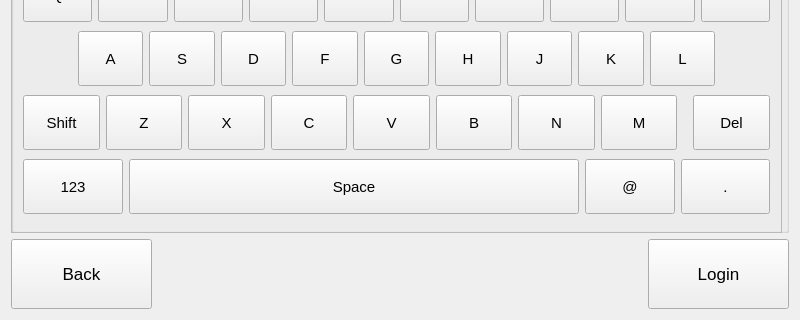
twschung/IoT-Smart-Scale, file v3/qt/textInput/textInput.ui: the form before one commit; both pictures show x 0 to 800 and y 160 to 480 of the 800 by 480 pixel window.
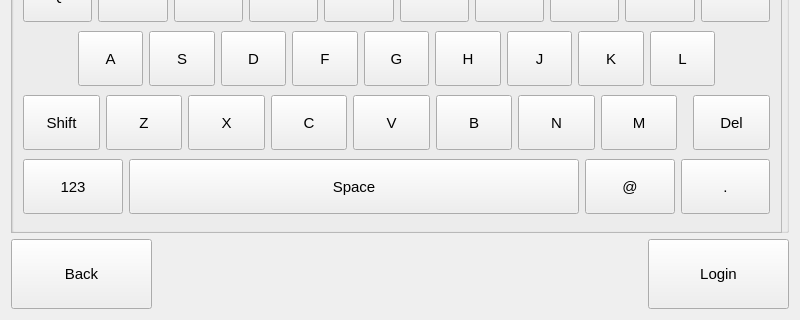
The form after the commit.

The edit to the form file:
```diff
--- a/v3/qt/textInput/textInput.ui
+++ b/v3/qt/textInput/textInput.ui
@@ -31,7 +31,6 @@
      <property name="font">
       <font>
        <family>Arial</family>
-       <pointsize>13</pointsize>
       </font>
      </property>
      <property name="text">
@@ -50,7 +49,6 @@
      <property name="font">
       <font>
        <family>Arial</family>
-       <pointsize>13</pointsize>
       </font>
      </property>
      <property name="text">
```
